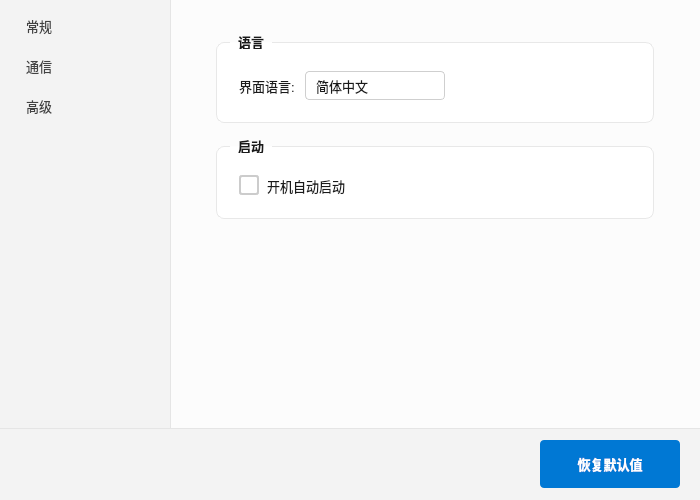
This is src/ui/settingsdialog.ui in JiaYongChen/CrossRemoteDesktop as Qt 5 draws it before an edit. The edited form follows.
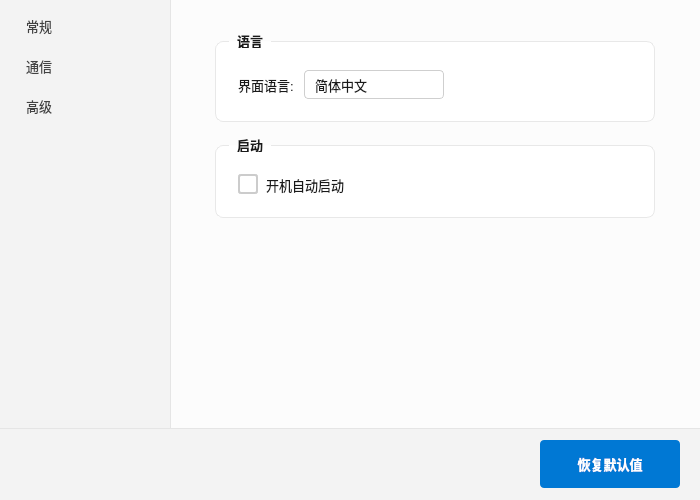
This is the edited form. Icons and pictures are not drawn.

Commit message: fix: 移除三页页面级 QVBoxLayout margin，由 mainContentLayout padding 24x36 统一控制边距

The edit to the form file:
```diff
--- a/src/ui/settingsdialog.ui
+++ b/src/ui/settingsdialog.ui
@@ -508,18 +508,6 @@
              <property name="spacing">
               <number>15</number>
              </property>
-             <property name="leftMargin">
-              <number>10</number>
-             </property>
-             <property name="topMargin">
-              <number>10</number>
-             </property>
-             <property name="rightMargin">
-              <number>10</number>
-             </property>
-             <property name="bottomMargin">
-              <number>10</number>
-             </property>
              <item>
               <widget class="QGroupBox" name="languageGroup">
                <property name="title">
```
Left out of the diff: 24 changed lines with no effect on the pictures.
